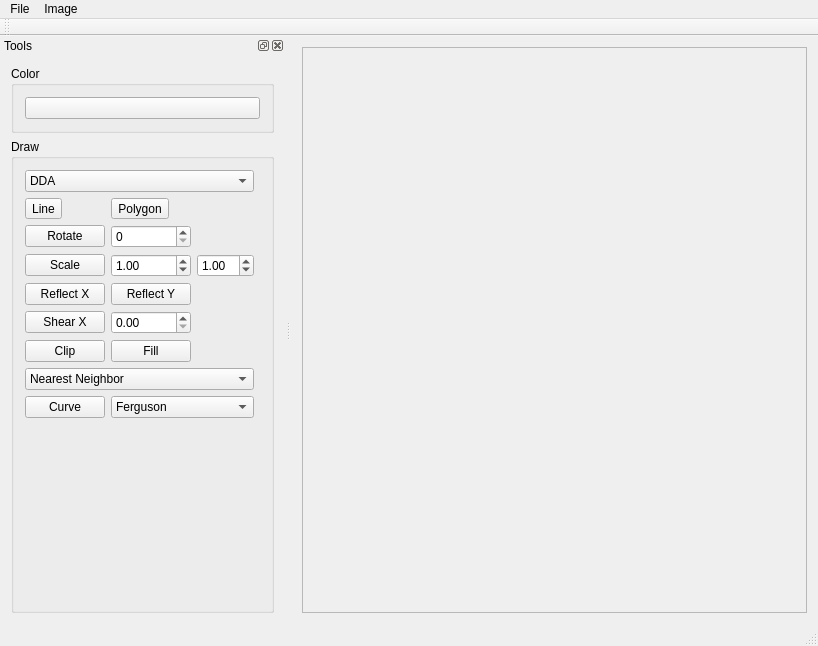
Before: the Qt Designer form src/ImageViewer.ui in Alicasto/ImageViewer, drawn with Qt 5.
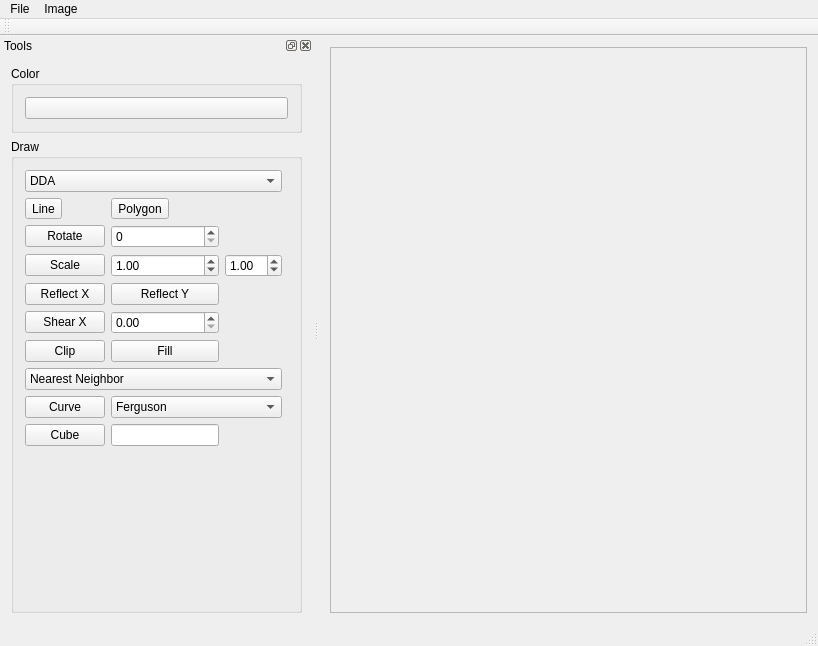
After: the same form once the commit is applied.

Commit message: Updated ViewerWidget to support creating, displaying, and exporting a 3D cube to VTK format

What changed in the file:
```diff
--- a/src/ImageViewer.ui
+++ b/src/ImageViewer.ui
@@ -25,7 +25,7 @@
         <rect>
          <x>0</x>
          <y>0</y>
-         <width>516</width>
+         <width>488</width>
          <height>566</height>
         </rect>
        </property>
@@ -301,6 +301,16 @@
           </property>
          </widget>
         </item>
+        <item row="9" column="0">
+         <widget class="QPushButton" name="pushButtonCube">
+          <property name="text">
+           <string>Cube</string>
+          </property>
+         </widget>
+        </item>
+        <item row="9" column="1">
+         <widget class="QLineEdit" name="lineEditC"/>
+        </item>
        </layout>
       </widget>
      </item>
```
The commit also changes 4 other files.
